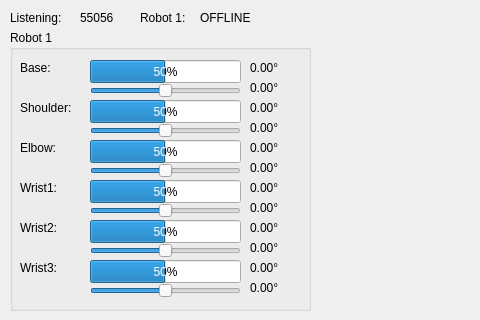
This is mainwidget.ui in ytxiuxiu/ur as Qt 5 draws it before an edit; both pictures show x 0 to 480 and y 0 to 320 of the 900 by 486 pixel window. The edited form follows.
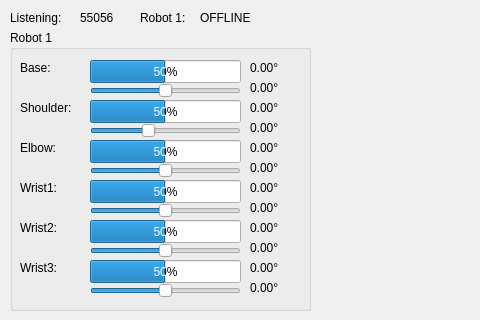
This is the edited form.

```diff
--- a/mainwidget.ui
+++ b/mainwidget.ui
@@ -190,7 +190,7 @@
      <number>360</number>
     </property>
     <property name="value">
-     <number>0</number>
+     <number>-90</number>
     </property>
     <property name="orientation">
      <enum>Qt::Horizontal</enum>
```
